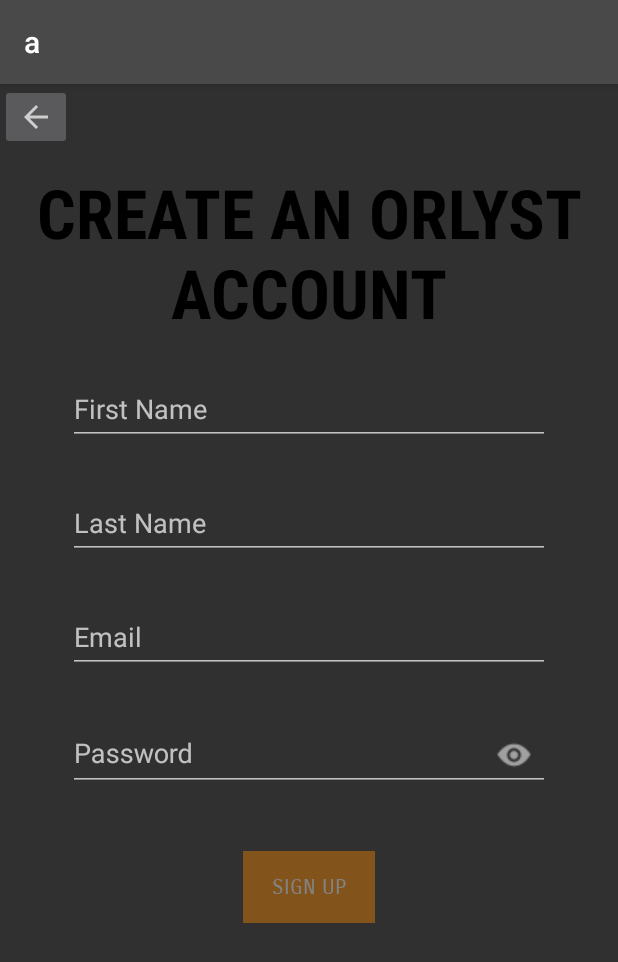
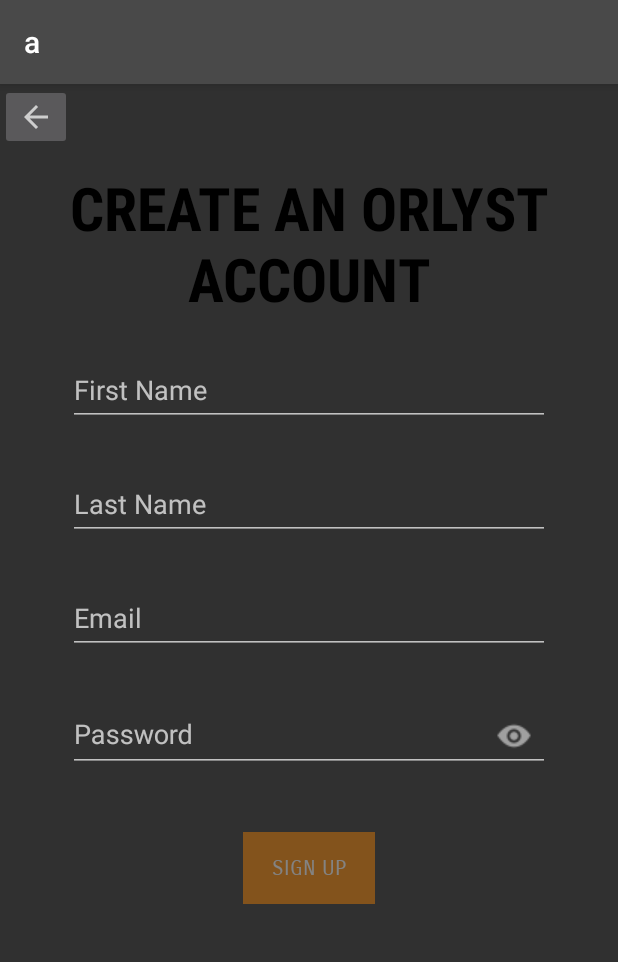
Before and after one commit to angulostephanie/OrlystAndroid, an Android app: the screen it shows after launch (SignUpActivity), after a tap on "Sign Up", on a phone screen of 412 x 824 dp. Shown: the top 962 px of the screen. Run offline under Robolectric (Android 15) with nearby library versions, the phone set to English and light mode, and no system bars; our stand-ins replace Firebase (no records; nobody signed in at launch, a user with empty details on screens opened directly).

```diff
--- a/app/src/main/java/com/example/stephanieangulo/orlyst/LoginActivity.java
+++ b/app/src/main/java/com/example/stephanieangulo/orlyst/LoginActivity.java
@@ -53,7 +53,7 @@ public class LoginActivity extends AppCompatActivity {
         super.onCreate(savedInstanceState);
         setContentView(R.layout.activity_login);
         mContext = this;
-        mAuth = AppData.firebaseAuth;
+        mAuth = FirebaseAuth.getInstance();
 
         toolBar = getSupportActionBar();
         emailText = findViewById(R.id.email_text);
--- a/app/src/main/res/layout/activity_sign_up_page.xml
+++ b/app/src/main/res/layout/activity_sign_up_page.xml
@@ -37,7 +37,7 @@
             android:textAlignment="center"
             android:textAllCaps="true"
             android:textColor="@android:color/black"
-            android:textSize="45sp"
+            android:textSize="40sp"
             android:textStyle="bold" />
 
         <android.support.design.widget.TextInputLayout
```
Also changed, not shown: app/src/main/res/layout/activity_detail_item.xml (+21 -16 lines).
